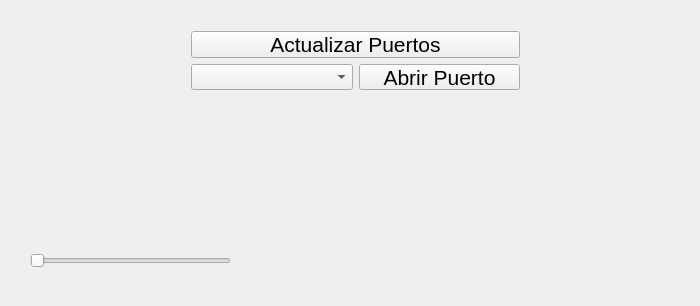
The window that seguidor de linea velocista/BarraColor/widget.ui (Kmilo169/embedded-systems) describes before a commit, drawn with Qt 5.
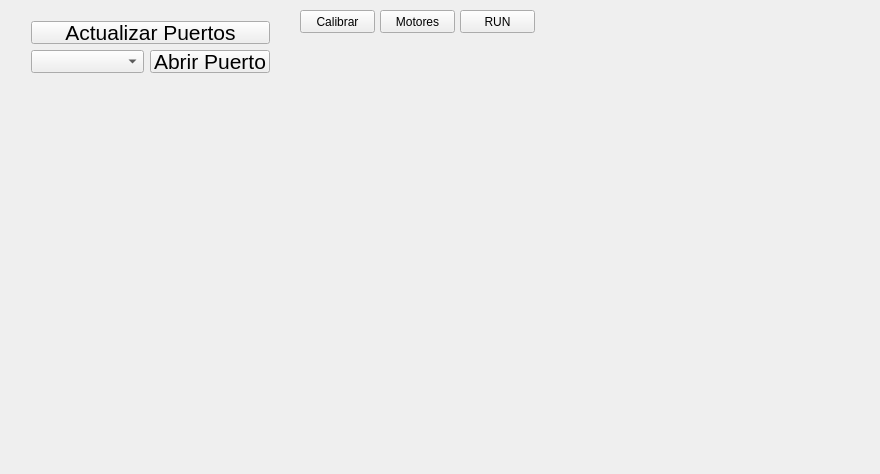
The same window after the commit.

```diff
--- a/seguidor de linea velocista/BarraColor/widget.ui
+++ b/seguidor de linea velocista/BarraColor/widget.ui
@@ -6,8 +6,8 @@
    <rect>
     <x>0</x>
     <y>0</y>
-    <width>700</width>
-    <height>306</height>
+    <width>880</width>
+    <height>474</height>
    </rect>
   </property>
   <property name="windowTitle">
@@ -16,8 +16,8 @@
   <widget class="QWidget" name="layoutWidget">
    <property name="geometry">
     <rect>
-     <x>30</x>
-     <y>140</y>
+     <x>50</x>
+     <y>360</y>
      <width>641</width>
      <height>81</height>
     </rect>
@@ -84,35 +84,13 @@
     </item>
    </layout>
   </widget>
-  <widget class="QSlider" name="horizontalSlider">
+  <widget class="QWidget" name="layoutWidget">
    <property name="geometry">
     <rect>
-     <x>30</x>
-     <y>250</y>
-     <width>201</width>
-     <height>21</height>
-    </rect>
-   </property>
-   <property name="minimum">
-    <number>0</number>
-   </property>
-   <property name="maximum">
-    <number>255</number>
-   </property>
-   <property name="value">
-    <number>0</number>
-   </property>
-   <property name="orientation">
-    <enum>Qt::Horizontal</enum>
-   </property>
-  </widget>
-  <widget class="QWidget" name="">
-   <property name="geometry">
-    <rect>
-     <x>180</x>
-     <y>20</y>
-     <width>351</width>
-     <height>81</height>
+     <x>20</x>
+     <y>10</y>
+     <width>261</width>
+     <height>74</height>
     </rect>
    </property>
    <layout class="QGridLayout" name="gridLayout">
@@ -151,6 +129,259 @@
     </item>
    </layout>
   </widget>
+  <widget class="QPushButton" name="pushButton_3">
+   <property name="geometry">
+    <rect>
+     <x>300</x>
+     <y>10</y>
+     <width>75</width>
+     <height>23</height>
+    </rect>
+   </property>
+   <property name="text">
+    <string>Calibrar</string>
+   </property>
+  </widget>
+  <widget class="QPushButton" name="pushButton_4">
+   <property name="geometry">
+    <rect>
+     <x>380</x>
+     <y>10</y>
+     <width>75</width>
+     <height>23</height>
+    </rect>
+   </property>
+   <property name="text">
+    <string>Motores</string>
+   </property>
+  </widget>
+  <widget class="QPushButton" name="pushButton_5">
+   <property name="geometry">
+    <rect>
+     <x>460</x>
+     <y>10</y>
+     <width>75</width>
+     <height>23</height>
+    </rect>
+   </property>
+   <property name="text">
+    <string>RUN</string>
+   </property>
+  </widget>
+  <widget class="QWidget" name="layoutWidget_2">
+   <property name="geometry">
+    <rect>
+     <x>790</x>
+     <y>70</y>
+     <width>49</width>
+     <height>148</height>
+    </rect>
+   </property>
+   <layout class="QVBoxLayout" name="verticalLayout_3">
+    <item>
+     <widget class="QLabel" name="label_21">
+      <property name="text">
+       <string/>
+      </property>
+     </widget>
+    </item>
+    <item>
+     <widget class="QLabel" name="label_22">
+      <property name="text">
+       <string/>
+      </property>
+     </widget>
+    </item>
+    <item>
+     <widget class="QLabel" name="label_23">
+      <property name="text">
+       <string/>
+      </property>
+     </widget>
+    </item>
+    <item>
+     <widget class="QLabel" name="label_24">
+      <property name="text">
+       <string/>
+      </property>
+     </widget>
+    </item>
+    <item>
+     <widget class="QLabel" name="label_25">
+      <property name="text">
+       <string/>
+      </property>
+     </widget>
+    </item>
+    <item>
+     <widget class="QLabel" name="label_26">
+      <property name="text">
+       <string/>
+      </property>
+     </widget>
+    </item>
+    <item>
+     <widget class="QLabel" name="label_27">
+      <property name="text">
+       <string/>
+      </property>
+     </widget>
+    </item>
+    <item>
+     <widget class="QLabel" name="label_28">
+      <property name="text">
+       <string/>
+      </property>
+     </widget>
+    </item>
+   </layout>
+  </widget>
+  <widget class="QWidget" name="">
+   <property name="geometry">
+    <rect>
+     <x>730</x>
+     <y>50</y>
+     <width>112</width>
+     <height>15</height>
+    </rect>
+   </property>
+   <layout class="QHBoxLayout" name="horizontalLayout">
+    <item>
+     <widget class="QLabel" name="label_11">
+      <property name="text">
+       <string>min values</string>
+      </property>
+     </widget>
+    </item>
+    <item>
+     <widget class="QLabel" name="label_12">
+      <property name="text">
+       <string>max values</string>
+      </property>
+     </widget>
+    </item>
+   </layout>
+  </widget>
+  <widget class="QWidget" name="">
+   <property name="geometry">
+    <rect>
+     <x>730</x>
+     <y>70</y>
+     <width>49</width>
+     <height>148</height>
+    </rect>
+   </property>
+   <layout class="QVBoxLayout" name="verticalLayout_2">
+    <item>
+     <widget class="QLabel" name="label_20">
+      <property name="text">
+       <string/>
+      </property>
+     </widget>
+    </item>
+    <item>
+     <widget class="QLabel" name="label_19">
+      <property name="text">
+       <string/>
+      </property>
+     </widget>
+    </item>
+    <item>
+     <widget class="QLabel" name="label_18">
+      <property name="text">
+       <string/>
+      </property>
+     </widget>
+    </item>
+    <item>
+     <widget class="QLabel" name="label_17">
+      <property name="text">
+       <string/>
+      </property>
+     </widget>
+    </item>
+    <item>
+     <widget class="QLabel" name="label_16">
+      <property name="text">
+       <string/>
+      </property>
+     </widget>
+    </item>
+    <item>
+     <widget class="QLabel" name="label_15">
+      <property name="text">
+       <string/>
+      </property>
+     </widget>
+    </item>
+    <item>
+     <widget class="QLabel" name="label_14">
+      <property name="text">
+       <string/>
+      </property>
+     </widget>
+    </item>
+    <item>
+     <widget class="QLabel" name="label_13">
+      <property name="text">
+       <string/>
+      </property>
+     </widget>
+    </item>
+   </layout>
+  </widget>
+  <widget class="QWidget" name="">
+   <property name="geometry">
+    <rect>
+     <x>30</x>
+     <y>100</y>
+     <width>661</width>
+     <height>141</height>
+    </rect>
+   </property>
+   <layout class="QVBoxLayout" name="verticalLayout">
+    <item>
+     <widget class="QLabel" name="label_9">
+      <property name="layoutDirection">
+       <enum>Qt::LeftToRight</enum>
+      </property>
+      <property name="text">
+       <string/>
+      </property>
+      <property name="alignment">
+       <set>Qt::AlignCenter</set>
+      </property>
+     </widget>
+    </item>
+    <item>
+     <widget class="QLabel" name="label_10">
+      <property name="layoutDirection">
+       <enum>Qt::LeftToRight</enum>
+      </property>
+      <property name="text">
+       <string/>
+      </property>
+      <property name="alignment">
+       <set>Qt::AlignCenter</set>
+      </property>
+     </widget>
+    </item>
+    <item>
+     <widget class="QLabel" name="label_29">
+      <property name="text">
+       <string/>
+      </property>
+     </widget>
+    </item>
+    <item>
+     <widget class="QLabel" name="label_30">
+      <property name="text">
+       <string/>
+      </property>
+     </widget>
+    </item>
+   </layout>
+  </widget>
  </widget>
  <layoutdefault spacing="6" margin="11"/>
  <resources/>
```
